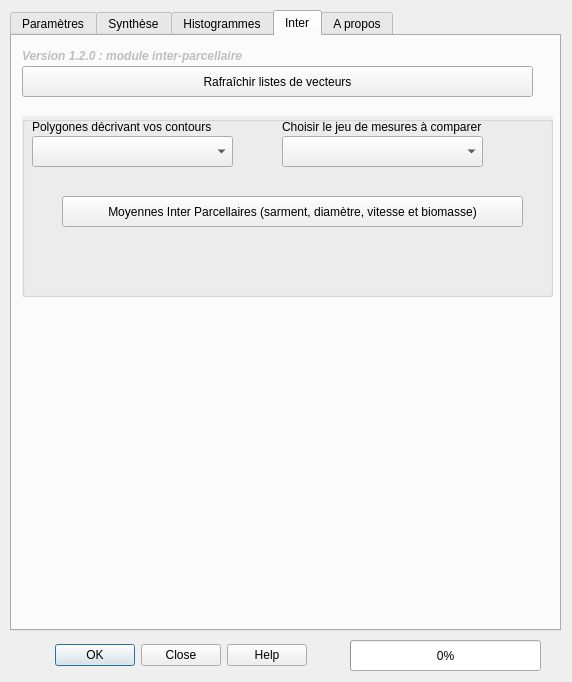
Qt form Physiocap_dialog_base.ui (jhemmi/QgisPhysiocapPlugin) before a commit.
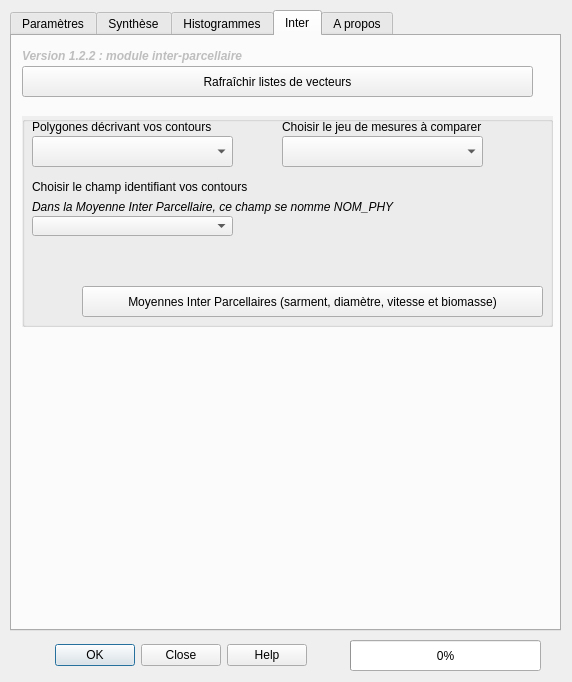
The same form after that commit. The open tabs and pages were chosen to show the change.

Diff of the .ui file:
```diff
--- a/Physiocap_dialog_base.ui
+++ b/Physiocap_dialog_base.ui
@@ -798,7 +798,7 @@
       </rect>
      </property>
      <property name="text">
-      <string>&lt;html&gt;&lt;head/&gt;&lt;body&gt;&lt;p&gt;&lt;span style=&quot; font-weight:600; font-style:italic;&quot;&gt;Version 1.2.0 : module inter-parcellaire&lt;/span&gt;&lt;/p&gt;&lt;/body&gt;&lt;/html&gt;</string>
+      <string>&lt;html&gt;&lt;head/&gt;&lt;body&gt;&lt;p&gt;&lt;span style=&quot; font-weight:600; font-style:italic;&quot;&gt;Version 1.2.2 : module inter-parcellaire&lt;/span&gt;&lt;/p&gt;&lt;/body&gt;&lt;/html&gt;</string>
      </property>
     </widget>
     <widget class="QGroupBox" name="groupBoxInter">
@@ -807,7 +807,7 @@
        <x>10</x>
        <y>80</y>
        <width>531</width>
-       <height>181</height>
+       <height>211</height>
       </rect>
      </property>
      <property name="autoFillBackground">
@@ -822,12 +822,49 @@
      <widget class="QPushButton" name="ButtonInter">
       <property name="geometry">
        <rect>
-        <x>40</x>
-        <y>80</y>
+        <x>60</x>
+        <y>170</y>
         <width>461</width>
         <height>31</height>
        </rect>
       </property>
+      <property name="palette">
+       <palette>
+        <active>
+         <colorrole role="WindowText">
+          <brush brushstyle="SolidPattern">
+           <color alpha="255">
+            <red>0</red>
+            <green>85</green>
+            <blue>255</blue>
+           </color>
+          </brush>
+         </colorrole>
+        </active>
+        <inactive>
+         <colorrole role="WindowText">
+          <brush brushstyle="SolidPattern">
+           <color alpha="255">
+            <red>0</red>
+            <green>85</green>
+            <blue>255</blue>
+           </color>
+          </brush>
+         </colorrole>
+        </inactive>
+        <disabled>
+         <colorrole role="WindowText">
+          <brush brushstyle="SolidPattern">
+           <color alpha="255">
+            <red>143</red>
+            <green>146</green>
+            <blue>147</blue>
+           </color>
+          </brush>
+         </colorrole>
+        </disabled>
+       </palette>
+      </property>
       <property name="autoFillBackground">
        <bool>true</bool>
       </property>
@@ -887,6 +924,56 @@
        <string>Choisir le jeu de mesures à comparer </string>
       </property>
      </widget>
+     <widget class="QLabel" name="lab_62">
+      <property name="enabled">
+       <bool>true</bool>
+      </property>
+      <property name="geometry">
+       <rect>
+        <x>10</x>
+        <y>60</y>
+        <width>281</width>
+        <height>21</height>
+       </rect>
+      </property>
+      <property name="text">
+       <string>Choisir le champ identifiant vos contours</string>
+      </property>
+     </widget>
+     <widget class="QComboBox" name="fieldComboContours">
+      <property name="enabled">
+       <bool>true</bool>
+      </property>
+      <property name="geometry">
+       <rect>
+        <x>10</x>
+        <y>100</y>
+        <width>201</width>
+        <height>20</height>
+       </rect>
+      </property>
+     </widget>
+     <widget class="QLabel" name="lab_64">
+      <property name="enabled">
+       <bool>true</bool>
+      </property>
+      <property name="geometry">
+       <rect>
+        <x>10</x>
+        <y>80</y>
+        <width>461</width>
+        <height>21</height>
+       </rect>
+      </property>
+      <property name="font">
+       <font>
+        <italic>true</italic>
+       </font>
+      </property>
+      <property name="text">
+       <string>Dans la Moyenne Inter Parcellaire, ce champ se nomme NOM_PHY</string>
+      </property>
+     </widget>
     </widget>
     <widget class="QPushButton" name="ButtonInterRefresh">
      <property name="geometry">
```
Left out of the diff: 2 changed lines with no effect on the pictures.
